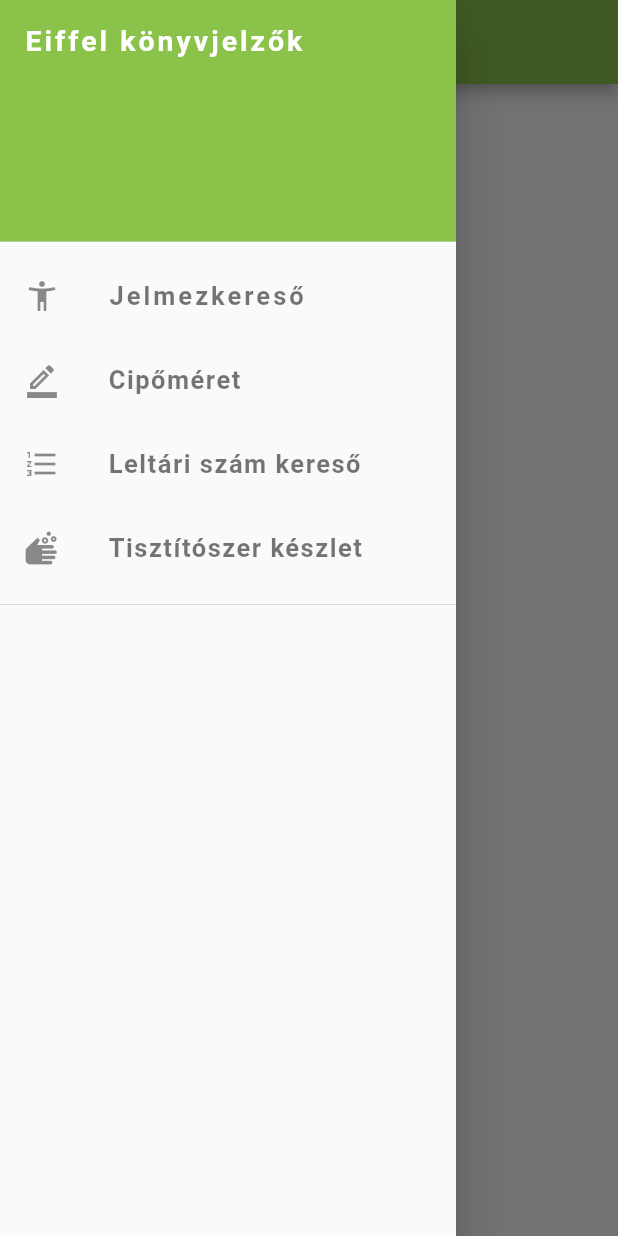
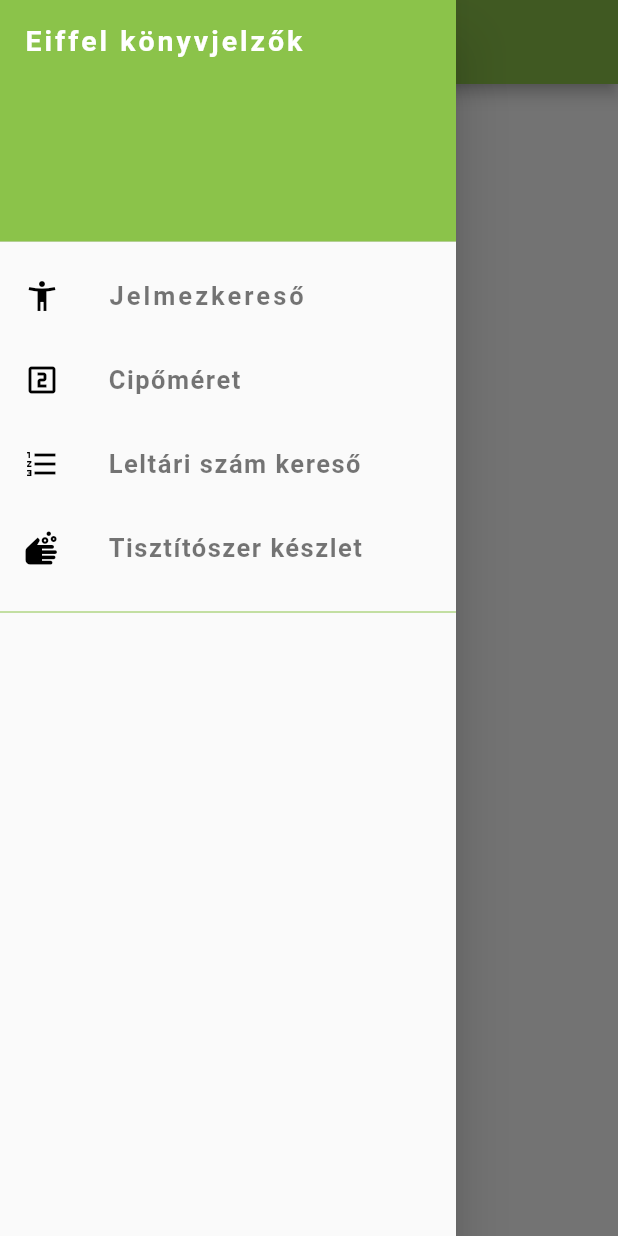
Before and after one commit to kobanya/eiffel, a Flutter app: the screen it shows after launch, with the side drawer open, on a phone screen of 412 x 824 dp. Run offline on Flutter 3.47's test engine with Material 2 defaults, Android fonts, the phone set to English and light mode, and no system bars.

Commit message:
színkódok

```diff
--- a/lib/main.dart
+++ b/lib/main.dart
@@ -63,7 +63,8 @@ class MyHomePage extends StatelessWidget {
             ),
         // Könyvjelző első linkjének megadása
             ListTile(
-              leading:  const Icon(Icons.accessibility_new_sharp),
+              leading:  const Icon(Icons.accessibility_new_sharp,
+              color: Colors.black),
               title: const Text('Jelmezkereső',
                 style: TextStyle(
                 color: Colors.black54,
@@ -85,7 +86,8 @@ class MyHomePage extends StatelessWidget {
             ),
         // A könyvjelző második linkjánek megadása
             ListTile(
-              leading:  const Icon(Icons.border_color_outlined),
+              leading:  const Icon(Icons.looks_two_outlined,
+                  color: Colors.black),
               title: const Text('Cipőméret',
                 style: TextStyle(
                 color: Colors.black54,
@@ -105,7 +107,8 @@ class MyHomePage extends StatelessWidget {
             ),
         // A könyvjelző harmadik linkjének megadása
             ListTile(
-              leading:  const Icon(Icons.format_list_numbered),
+              leading:  const Icon(Icons.format_list_numbered,
+                  color: Colors.black),
               title: const Text('Leltári szám kereső',
                 style: TextStyle(
                   color: Colors.black54,
@@ -124,7 +127,8 @@ class MyHomePage extends StatelessWidget {
             ),
       // Könyvjelző a negyedik  linkhez
             ListTile(
-              leading:  const Icon(Icons.soap),
+              leading:  const Icon(Icons.soap,
+                  color: Colors.black),
               title: const Text('Tisztítószer készlet',
                 style: TextStyle(
                   color: Colors.black54,
@@ -142,8 +146,9 @@ class MyHomePage extends StatelessWidget {
               },
             ),
 // elválasztó vonal beillesztése
-            Divider(
-              height: 20.0,
+            const Divider(
+              height: 30.0,
+                color: Colors.lightGreen
             ),
           ],
         ),
```
